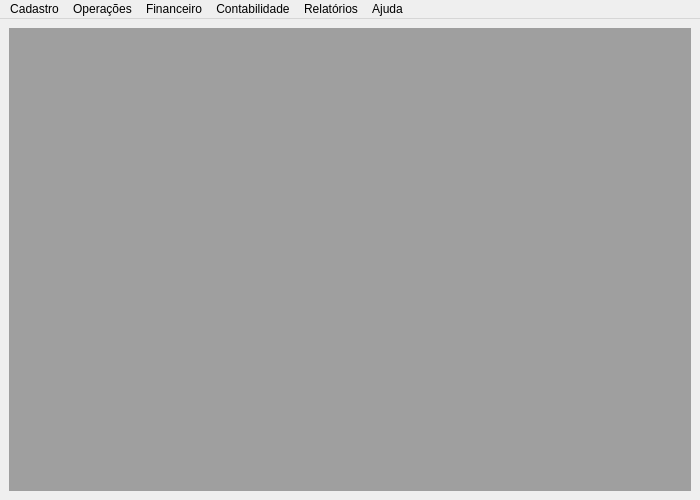
Before: the Qt Designer form interfaces/gui/janelaPrincipal.ui in alefsanderribeiro/Projeto---Criando-um-Banco, drawn with Qt 5.
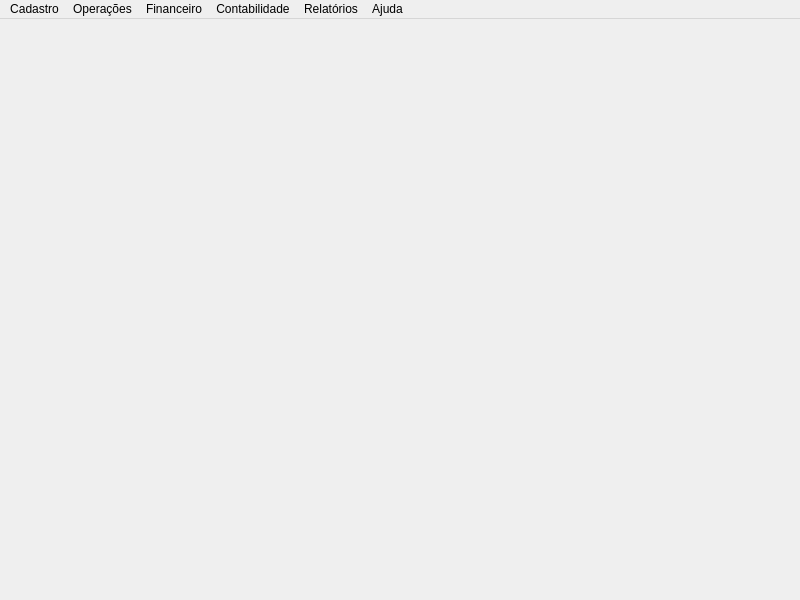
After: the same form once the commit is applied. Icons and pictures are not drawn.

Diff of the .ui file:
```diff
--- a/interfaces/gui/janelaPrincipal.ui
+++ b/interfaces/gui/janelaPrincipal.ui
@@ -6,8 +6,8 @@
    <rect>
     <x>0</x>
     <y>0</y>
-    <width>700</width>
-    <height>500</height>
+    <width>800</width>
+    <height>600</height>
    </rect>
   </property>
   <property name="minimumSize">
@@ -26,9 +26,19 @@
    <bool>true</bool>
   </property>
   <widget class="QWidget" name="centralwidget">
-   <layout class="QHBoxLayout" name="horizontalLayout">
+   <layout class="QVBoxLayout" name="verticalLayout">
     <item>
-     <widget class="QMdiArea" name="mdiArea"/>
+     <widget class="QMdiArea" name="mdiArea">
+      <property name="background">
+       <brush brushstyle="NoBrush">
+        <color alpha="255">
+         <red>160</red>
+         <green>160</green>
+         <blue>160</blue>
+        </color>
+       </brush>
+      </property>
+     </widget>
     </item>
    </layout>
   </widget>
@@ -37,7 +47,7 @@
     <rect>
      <x>0</x>
      <y>0</y>
-     <width>700</width>
+     <width>800</width>
      <height>25</height>
     </rect>
    </property>
```
Left out of the diff: 10 changed lines with no effect on the pictures.
